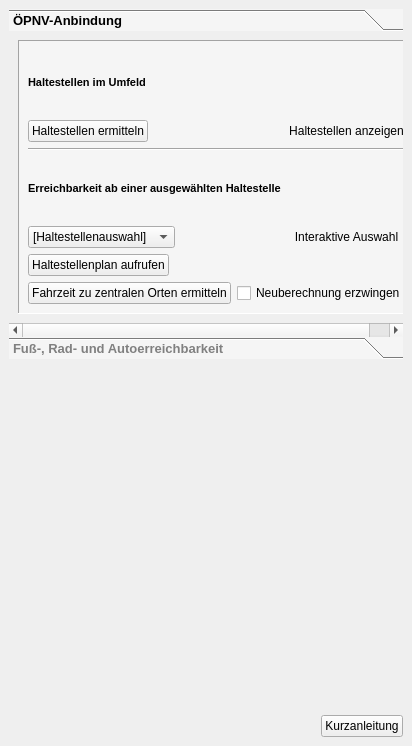
The window that projektcheck/ui/ProjektCheck_dockwidget_analysis_02-Err.ui (projektcheck/ProjektCheck-QGIS) describes before a commit, drawn with Qt 5.
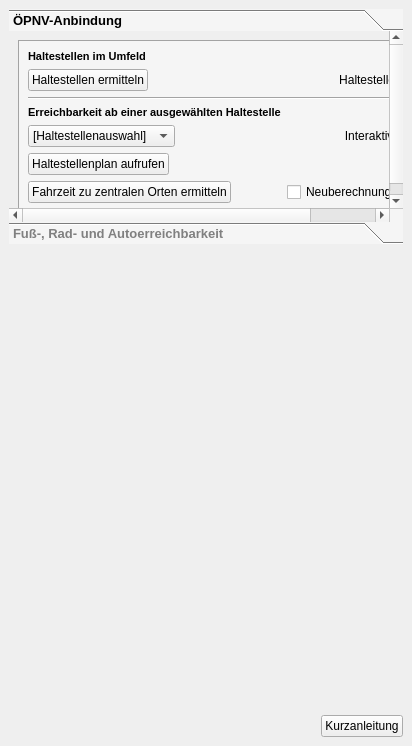
The same window after the commit. Icons and pictures are not drawn.

Commit message: triangles indicating opened/closed toolbox tabs

```diff
--- a/projektcheck/ui/ProjektCheck_dockwidget_analysis_02-Err.ui
+++ b/projektcheck/ui/ProjektCheck_dockwidget_analysis_02-Err.ui
@@ -73,15 +73,15 @@
         <rect>
          <x>0</x>
          <y>0</y>
-         <width>400</width>
-         <height>275</height>
+         <width>470</width>
+         <height>207</height>
         </rect>
        </property>
        <attribute name="label">
         <string>ÖPNV-Anbindung</string>
        </attribute>
-       <layout class="QGridLayout" name="gridLayout">
-        <item row="1" column="0">
+       <layout class="QVBoxLayout" name="verticalLayout_2">
+        <item>
          <widget class="QFrame" name="frame">
           <property name="frameShape">
            <enum>QFrame::Panel</enum>
@@ -90,7 +90,111 @@
            <enum>QFrame::Sunken</enum>
           </property>
           <layout class="QGridLayout" name="gridLayout_3">
-           <item row="0" column="0" colspan="2">
+           <item row="9" column="2">
+            <widget class="QPushButton" name="pushButton">
+             <property name="cursor">
+              <cursorShape>PointingHandCursor</cursorShape>
+             </property>
+             <property name="layoutDirection">
+              <enum>Qt::RightToLeft</enum>
+             </property>
+             <property name="text">
+              <string>Interaktive Auswahl</string>
+             </property>
+             <property name="icon">
+              <iconset>
+               <normaloff>../../images/iconset_mob/20190619_iconset_mob_select_1.png</normaloff>
+               <normalon>../../images/iconset_mob/20190619_iconset_mob_select_2.png</normalon>../../images/iconset_mob/20190619_iconset_mob_select_1.png</iconset>
+             </property>
+             <property name="iconSize">
+              <size>
+               <width>24</width>
+               <height>24</height>
+              </size>
+             </property>
+             <property name="checkable">
+              <bool>true</bool>
+             </property>
+             <property name="flat">
+              <bool>true</bool>
+             </property>
+            </widget>
+           </item>
+           <item row="11" column="0">
+            <widget class="QPushButton" name="pushButton_9">
+             <property name="sizePolicy">
+              <sizepolicy hsizetype="Maximum" vsizetype="Fixed">
+               <horstretch>0</horstretch>
+               <verstretch>0</verstretch>
+              </sizepolicy>
+             </property>
+             <property name="layoutDirection">
+              <enum>Qt::LeftToRight</enum>
+             </property>
+             <property name="text">
+              <string>Fahrzeit zu zentralen Orten ermitteln</string>
+             </property>
+             <property name="icon">
+              <iconset>
+               <normaloff>../../images/iconset_mob/20190619_iconset_mob_get_time_stop2central_2.png</normaloff>../../images/iconset_mob/20190619_iconset_mob_get_time_stop2central_2.png</iconset>
+             </property>
+            </widget>
+           </item>
+           <item row="11" column="1" colspan="2">
+            <widget class="QCheckBox" name="checkBox_7">
+             <property name="text">
+              <string>Neuberechnung erzwingen</string>
+             </property>
+            </widget>
+           </item>
+           <item row="10" column="0">
+            <widget class="QPushButton" name="pushButton_5">
+             <property name="sizePolicy">
+              <sizepolicy hsizetype="Maximum" vsizetype="Fixed">
+               <horstretch>0</horstretch>
+               <verstretch>0</verstretch>
+              </sizepolicy>
+             </property>
+             <property name="layoutDirection">
+              <enum>Qt::LeftToRight</enum>
+             </property>
+             <property name="autoFillBackground">
+              <bool>false</bool>
+             </property>
+             <property name="text">
+              <string>Haltestellenplan aufrufen</string>
+             </property>
+             <property name="icon">
+              <iconset>
+               <normaloff>../../images/iconset_mob/20190619_iconset_mob_get_departures_2.png</normaloff>../../images/iconset_mob/20190619_iconset_mob_get_departures_2.png</iconset>
+             </property>
+            </widget>
+           </item>
+           <item row="6" column="0" colspan="3">
+            <widget class="Line" name="line">
+             <property name="orientation">
+              <enum>Qt::Horizontal</enum>
+             </property>
+            </widget>
+           </item>
+           <item row="7" column="0">
+            <widget class="QLabel" name="label_6">
+             <property name="font">
+              <font>
+               <pointsize>8</pointsize>
+               <weight>75</weight>
+               <italic>false</italic>
+               <bold>true</bold>
+               <underline>false</underline>
+               <strikeout>false</strikeout>
+              </font>
+             </property>
+             <property name="text">
+              <string>Erreichbarkeit ab einer ausgewählten Haltestelle</string>
+             </property>
+            </widget>
+           </item>
+           <item row="0" column="0">
             <widget class="QLabel" name="label_2">
              <property name="font">
               <font>
@@ -107,7 +211,20 @@
              </property>
             </widget>
            </item>
-           <item row="1" column="0">
+           <item row="3" column="1">
+            <spacer name="horizontalSpacer">
+             <property name="orientation">
+              <enum>Qt::Horizontal</enum>
+             </property>
+             <property name="sizeHint" stdset="0">
+              <size>
+               <width>40</width>
+               <height>20</height>
+              </size>
+             </property>
+            </spacer>
+           </item>
+           <item row="3" column="0">
             <widget class="QPushButton" name="pushButton_3">
              <property name="sizePolicy">
               <sizepolicy hsizetype="Maximum" vsizetype="Fixed">
@@ -133,80 +250,7 @@
              </property>
             </widget>
            </item>
-           <item row="1" column="1">
-            <spacer name="horizontalSpacer">
-             <property name="orientation">
-              <enum>Qt::Horizontal</enum>
-             </property>
-             <property name="sizeHint" stdset="0">
-              <size>
-               <width>40</width>
-               <height>20</height>
-              </size>
-             </property>
-            </spacer>
-           </item>
-           <item row="1" column="2">
-            <widget class="QPushButton" name="pushButton_4">
-             <property name="sizePolicy">
-              <sizepolicy hsizetype="Fixed" vsizetype="Fixed">
-               <horstretch>0</horstretch>
-               <verstretch>0</verstretch>
-              </sizepolicy>
-             </property>
-             <property name="cursor">
-              <cursorShape>PointingHandCursor</cursorShape>
-             </property>
-             <property name="layoutDirection">
-              <enum>Qt::RightToLeft</enum>
-             </property>
-             <property name="text">
-              <string>Haltestellen anzeigen</string>
-             </property>
-             <property name="icon">
-              <iconset>
-               <normaloff>../../images/iconset_mob/20190619_iconset_mob_visible_3.png</normaloff>
-               <normalon>../../images/iconset_mob/20190619_iconset_mob_visible_2.png</normalon>../../images/iconset_mob/20190619_iconset_mob_visible_3.png</iconset>
-             </property>
-             <property name="iconSize">
-              <size>
-               <width>24</width>
-               <height>24</height>
-              </size>
-             </property>
-             <property name="checkable">
-              <bool>true</bool>
-             </property>
-             <property name="flat">
-              <bool>true</bool>
-             </property>
-            </widget>
-           </item>
-           <item row="2" column="0" colspan="3">
-            <widget class="Line" name="line">
-             <property name="orientation">
-              <enum>Qt::Horizontal</enum>
-             </property>
-            </widget>
-           </item>
-           <item row="3" column="0" colspan="3">
-            <widget class="QLabel" name="label_6">
-             <property name="font">
-              <font>
-               <pointsize>8</pointsize>
-               <weight>75</weight>
-               <italic>false</italic>
-               <bold>true</bold>
-               <underline>false</underline>
-               <strikeout>false</strikeout>
-              </font>
-             </property>
-             <property name="text">
-              <string>Erreichbarkeit ab einer ausgewählten Haltestelle</string>
-             </property>
-            </widget>
-           </item>
-           <item row="4" column="0">
+           <item row="9" column="0">
             <widget class="QComboBox" name="ovstop_combo">
              <property name="sizePolicy">
               <sizepolicy hsizetype="Maximum" vsizetype="Fixed">
@@ -221,8 +265,14 @@
              </item>
             </widget>
            </item>
-           <item row="4" column="2">
-            <widget class="QPushButton" name="pushButton">
+           <item row="3" column="2">
+            <widget class="QPushButton" name="pushButton_4">
+             <property name="sizePolicy">
+              <sizepolicy hsizetype="Fixed" vsizetype="Fixed">
+               <horstretch>0</horstretch>
+               <verstretch>0</verstretch>
+              </sizepolicy>
+             </property>
              <property name="cursor">
               <cursorShape>PointingHandCursor</cursorShape>
              </property>
@@ -230,7 +280,7 @@
               <enum>Qt::RightToLeft</enum>
              </property>
              <property name="text">
-              <string>Interaktive Auswahl</string>
+              <string>Haltestellen anzeigen</string>
              </property>
              <property name="icon">
               <iconset>
@@ -251,56 +301,6 @@
              </property>
             </widget>
            </item>
-           <item row="5" column="0">
-            <widget class="QPushButton" name="pushButton_5">
-             <property name="sizePolicy">
-              <sizepolicy hsizetype="Maximum" vsizetype="Fixed">
-               <horstretch>0</horstretch>
-               <verstretch>0</verstretch>
-              </sizepolicy>
-             </property>
-             <property name="layoutDirection">
-              <enum>Qt::LeftToRight</enum>
-             </property>
-             <property name="autoFillBackground">
-              <bool>false</bool>
-             </property>
-             <property name="text">
-              <string>Haltestellenplan aufrufen</string>
-             </property>
-             <property name="icon">
-              <iconset>
-               <normaloff>../../images/iconset_mob/20190619_iconset_mob_get_departures_2.png</normaloff>../../images/iconset_mob/20190619_iconset_mob_get_departures_2.png</iconset>
-             </property>
-            </widget>
-           </item>
-           <item row="6" column="0">
-            <widget class="QPushButton" name="pushButton_9">
-             <property name="sizePolicy">
-              <sizepolicy hsizetype="Maximum" vsizetype="Fixed">
-               <horstretch>0</horstretch>
-               <verstretch>0</verstretch>
-              </sizepolicy>
-             </property>
-             <property name="layoutDirection">
-              <enum>Qt::LeftToRight</enum>
-             </property>
-             <property name="text">
-              <string>Fahrzeit zu zentralen Orten ermitteln</string>
-             </property>
-             <property name="icon">
-              <iconset>
-               <normaloff>../../images/iconset_mob/20190619_iconset_mob_get_time_stop2central_2.png</normaloff>../../images/iconset_mob/20190619_iconset_mob_get_time_stop2central_2.png</iconset>
-             </property>
-            </widget>
-           </item>
-           <item row="6" column="1" colspan="2">
-            <widget class="QCheckBox" name="checkBox_7">
-             <property name="text">
-              <string>Neuberechnung erzwingen</string>
-             </property>
-            </widget>
-           </item>
           </layout>
          </widget>
         </item>
@@ -559,6 +559,19 @@
       </widget>
      </widget>
     </item>
+    <item>
+     <spacer name="verticalSpacer_3">
+      <property name="orientation">
+       <enum>Qt::Vertical</enum>
+      </property>
+      <property name="sizeHint" stdset="0">
+       <size>
+        <width>20</width>
+        <height>40</height>
+       </size>
+      </property>
+     </spacer>
+    </item>
     <item>
      <spacer name="verticalSpacer">
       <property name="orientation">
```
Left out of the diff: 170 changed lines with no effect on the pictures. The commit also changes 5 other files.
